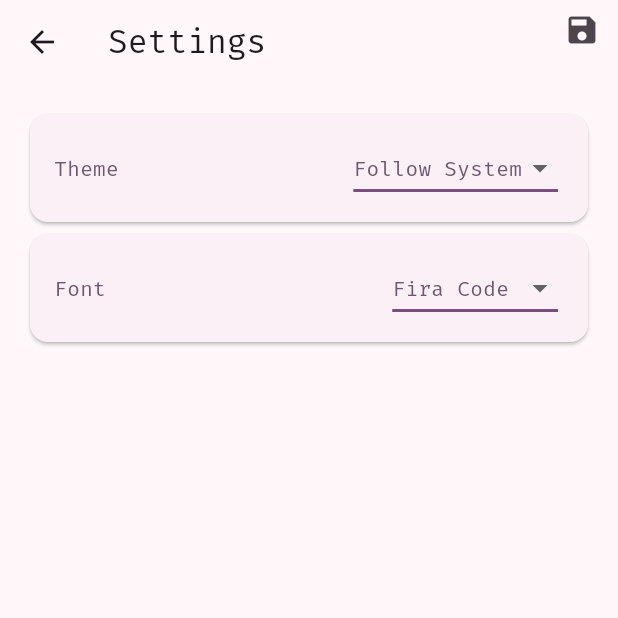
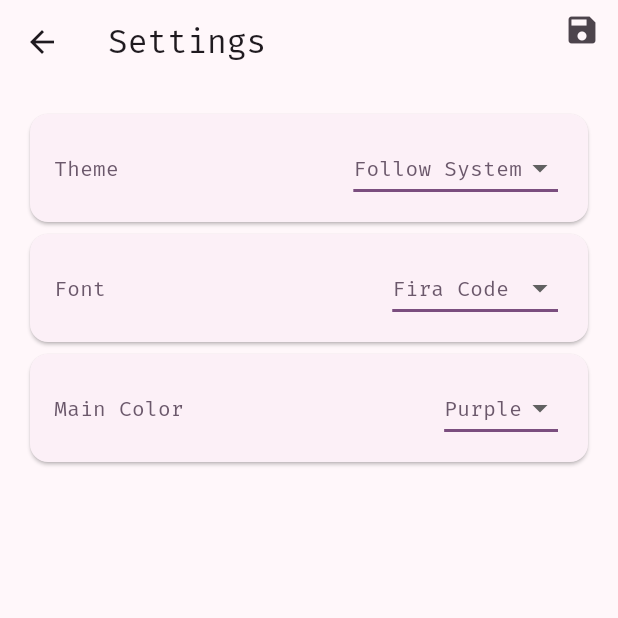
Before and after one commit to undefinedpatient/idea_cache, a Flutter app: the ICSettingPage screen opened directly, on a phone screen of 412 x 824 dp, the top half of it. Run offline on Flutter 3.47's test engine with Material 3 defaults, Android fonts, the phone set to English and light mode, and no system bars; our stand-ins replace google_fonts; missing offline and left inert: flutter_quill, window_manager.

Commit message:
Added Custom Color support for theme

```diff
--- a/lib/app.dart
+++ b/lib/app.dart
@@ -29,14 +29,14 @@ class ICApp extends StatelessWidget {
             home: ICMainView(),
             theme: ThemeData(
               colorScheme: ColorScheme.fromSeed(
-                seedColor: Colors.purpleAccent,
+                seedColor: value.colorseed,
                 brightness: Brightness.light,
               ),
               textTheme: value.textTheme,
             ),
             darkTheme: ThemeData(
               colorScheme: ColorScheme.fromSeed(
-                seedColor: Colors.deepPurpleAccent,
+                seedColor: value.colorseed,
                 brightness: Brightness.dark,
               ),
               textTheme: value.textTheme,
@@ -58,10 +58,12 @@ class ICApp extends StatelessWidget {
 class ICAppState extends ChangeNotifier {
   ThemeMode themeMode = ThemeMode.system;
   TextTheme textTheme = GoogleFonts.firaCodeTextTheme();
+  Color colorseed = Colors.purple;
   ICAppState() {
     FileHandler.loadSetting().then((Setting setting) {
       changeBrightness(setting.thememode);
       changeTextTheme(setting.texttheme);
+      changeColorSeed(setting.colorseed);
     });
   }
   void changeBrightness(ThemeMode thememode) {
@@ -71,6 +73,11 @@ class ICAppState extends ChangeNotifier {
 
   void changeTextTheme(TextTheme texttheme) {
     textTheme = texttheme;
+    notifyListeners();
+  }
+
+  void changeColorSeed(Color color) {
+    colorseed = color;
     notifyListeners();
   }
 }
--- a/lib/model/setting.dart
+++ b/lib/model/setting.dart
@@ -4,11 +4,13 @@ import 'package:google_fonts/google_fonts.dart';
 class Setting {
   ThemeMode thememode = ThemeMode.system;
   TextTheme texttheme = GoogleFonts.firaCodeTextTheme();
-  Setting({ThemeMode? thememode, TextTheme? texttheme}) {
+  Color colorseed = Colors.purple;
+  Setting({ThemeMode? thememode, TextTheme? texttheme, Color? colorseed}) {
     this.thememode = (thememode != null) ? thememode : ThemeMode.system;
     this.texttheme = (texttheme != null)
         ? texttheme
         : GoogleFonts.firaCodeTextTheme();
+    this.colorseed = (colorseed != null) ? colorseed : Colors.purple;
   }
   Setting.fromJson(Map<String, dynamic> jsonMap) {
     String thememodeString = jsonMap["thememode"];
@@ -31,11 +33,14 @@ class Setting {
       default:
         texttheme = GoogleFonts.firaCodeTextTheme();
     }
+    int colorcode = jsonMap["colorseed"];
+    colorseed = Color(colorcode);
   }
   Map<String, dynamic> toJson() {
     return {
       "thememode": thememode.toString(),
       "texttheme": texttheme.toStringShort(),
+      "colorseed": colorseed.toARGB32(),
     };
   }
 }
--- a/lib/page/settingpage.dart
+++ b/lib/page/settingpage.dart
@@ -19,6 +19,7 @@ class ICSettingPage extends StatefulWidget {
 class _ICSettingPageState extends State<ICSettingPage> {
   ThemeMode _themeMode = ThemeMode.system;
   TextTheme _textTheme = GoogleFonts.firaCodeTextTheme();
+  Color _colorseed = Colors.purple;
   @override
   void initState() {
     super.initState();
@@ -27,6 +28,7 @@ class _ICSettingPageState extends State<ICSettingPage> {
       setState(() {
         _themeMode = appState.themeMode;
         _textTheme = appState.textTheme;
+        _colorseed = appState.colorseed;
       });
     });
   }
@@ -186,6 +188,76 @@ class _ICSettingPageState extends State<ICSettingPage> {
                 ),
               ),
             ),
+            Card(
+              child: Padding(
+                padding: const EdgeInsets.fromLTRB(16, 8, 16, 8),
+                child: Row(
+                  // mainAxisSize: MainAxisSize.min,
+                  mainAxisAlignment: MainAxisAlignment.spaceBetween,
+                  children: [
+                    Text(
+                      "Main Color",
+                      style: Theme.of(context).textTheme.bodyMedium!.copyWith(
+                        color: Theme.of(context).colorScheme.secondary,
+                      ),
+                    ),
+
+                    DropdownButton(
+                      padding: EdgeInsets.all(4),
+                      underline: Container(
+                        height: 2,
+                        color: Theme.of(context).colorScheme.primary,
+                      ),
+                      value: _colorseed,
+                      items: [
+                        DropdownMenuItem(
+                          value: Colors.purple,
+                          child: Text(
+                            "Purple",
+                            style: Theme.of(context).textTheme.bodyMedium!
+                                .copyWith(
+                                  color: Theme.of(
+                                    context,
+                                  ).colorScheme.secondary,
+                                ),
+                          ),
+                        ),
+                        DropdownMenuItem(
+                          value: Colors.amber,
+                          child: Text(
+                            "Amber",
+                            style: Theme.of(context).textTheme.bodyMedium!
+                                .copyWith(
+                                  color: Theme.of(
+                                    context,
+                                  ).colorScheme.secondary,
+                                ),
+                          ),
+                        ),
+                        DropdownMenuItem(
+                          value: Colors.green,
+                          child: Text(
+                            "Green",
+                            style: Theme.of(context).textTheme.bodyMedium!
+                                .copyWith(
+                                  color: Theme.of(
+                                    context,
+                                  ).colorScheme.secondary,
+                                ),
+                          ),
+                        ),
+                      ],
+                      onChanged: (value) {
+                        setState(() {
+                          _colorseed = value!;
+                        });
+                        appState.changeColorSeed((_colorseed));
+                      },
+                    ),
+                  ],
+                ),
+              ),
+            ),
           ],
         ),
       ),
```
